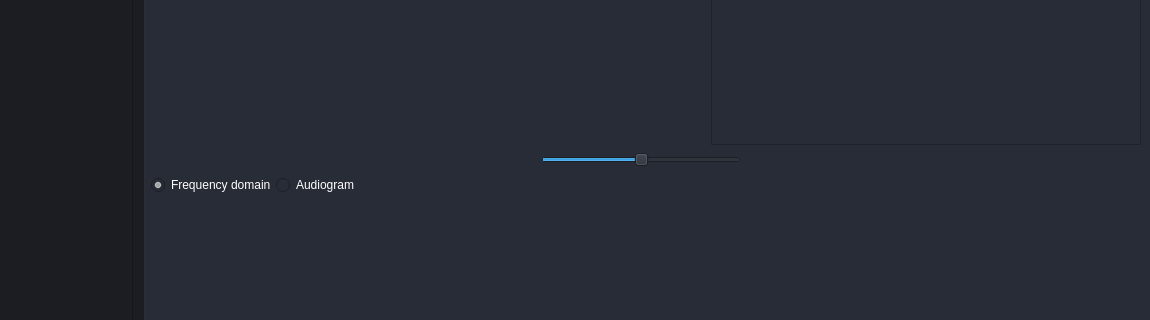
Before: the Qt Designer form task3.ui in Kirellos-Safwat/FREQtune, drawn with Qt 5; both pictures show x 114 to 1264 and y 364 to 684 of the 1264 by 950 pixel window.
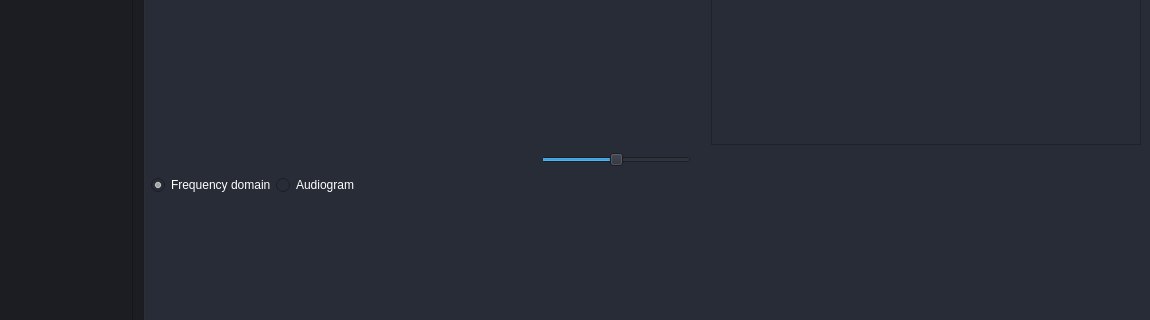
After: the same form once the commit is applied. Icons and pictures are not drawn. Custom widgets are drawn as their Qt base class.

Commit message: rm speed btns

The edit to the form file:
```diff
--- a/task3.ui
+++ b/task3.ui
@@ -880,7 +880,7 @@
            <widget class="QSlider" name="speed_slider">
             <property name="maximumSize">
              <size>
-              <width>200</width>
+              <width>150</width>
               <height>16777215</height>
              </size>
             </property>
@@ -905,7 +905,7 @@
             </property>
             <property name="sizeHint" stdset="0">
              <size>
-              <width>400</width>
+              <width>450</width>
               <height>20</height>
              </size>
             </property>
```
Left out of the diff: 46 changed lines with no effect on the pictures. The commit also changes 1 other file.
